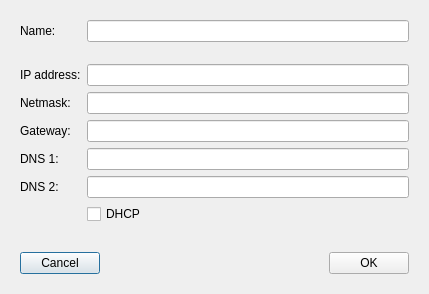
Old version of the form ui/dialogsaveas.ui in the repository gustavorv86/QtWinNetworkManager.
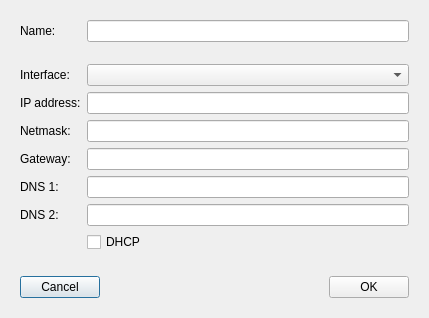
New version of the form.

Commit message: Add combobox network interfaces

The edit to the form file:
```diff
--- a/ui/dialogsaveas.ui
+++ b/ui/dialogsaveas.ui
@@ -33,57 +33,57 @@
       <item row="0" column="1">
        <widget class="QLineEdit" name="lineEditName"/>
       </item>
-      <item row="2" column="0">
+      <item row="3" column="0">
        <widget class="QLabel" name="label_2">
         <property name="text">
          <string>IP address:</string>
         </property>
        </widget>
       </item>
-      <item row="2" column="1">
+      <item row="3" column="1">
        <widget class="QLineEdit" name="lineEditAddress"/>
       </item>
-      <item row="3" column="0">
+      <item row="4" column="0">
        <widget class="QLabel" name="label_3">
         <property name="text">
          <string>Netmask:</string>
         </property>
        </widget>
       </item>
-      <item row="3" column="1">
+      <item row="4" column="1">
        <widget class="QLineEdit" name="lineEditNetmask"/>
       </item>
-      <item row="4" column="0">
+      <item row="5" column="0">
        <widget class="QLabel" name="label_4">
         <property name="text">
          <string>Gateway:</string>
         </property>
        </widget>
       </item>
-      <item row="4" column="1">
+      <item row="5" column="1">
        <widget class="QLineEdit" name="lineEditGateway"/>
       </item>
-      <item row="5" column="0">
+      <item row="6" column="0">
        <widget class="QLabel" name="label_5">
         <property name="text">
          <string>DNS 1:</string>
         </property>
        </widget>
       </item>
-      <item row="5" column="1">
+      <item row="6" column="1">
        <widget class="QLineEdit" name="lineEditDns1"/>
       </item>
-      <item row="6" column="0">
+      <item row="7" column="0">
        <widget class="QLabel" name="label_6">
         <property name="text">
          <string>DNS 2:</string>
         </property>
        </widget>
       </item>
-      <item row="6" column="1">
-       <widget class="QLineEdit" name="lineEditDns2"/>
-      </item>
       <item row="7" column="1">
+       <widget class="QLineEdit" name="lineEditDns2"/>
+      </item>
+      <item row="8" column="1">
        <widget class="QCheckBox" name="checkBoxDhcp">
         <property name="text">
          <string>DHCP</string>
@@ -106,6 +106,16 @@
         </property>
        </spacer>
       </item>
+      <item row="2" column="0">
+       <widget class="QLabel" name="label_7">
+        <property name="text">
+         <string>Interface:</string>
+        </property>
+       </widget>
+      </item>
+      <item row="2" column="1">
+       <widget class="QComboBox" name="comboBoxInterfaces"/>
+      </item>
      </layout>
     </widget>
    </item>
```
The commit also changes 4 other files.
